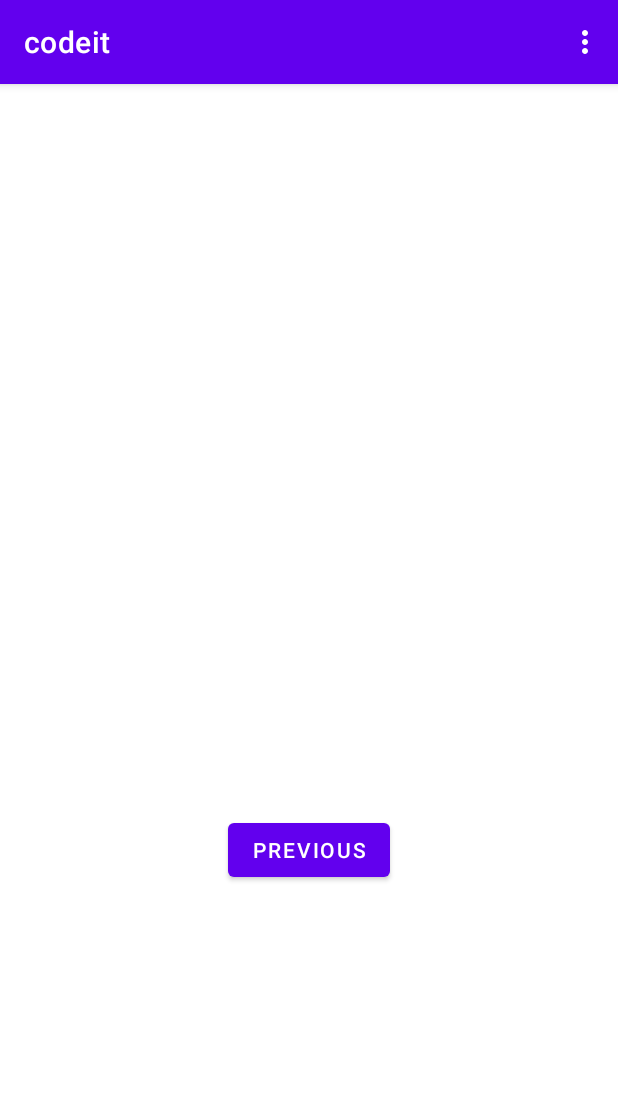
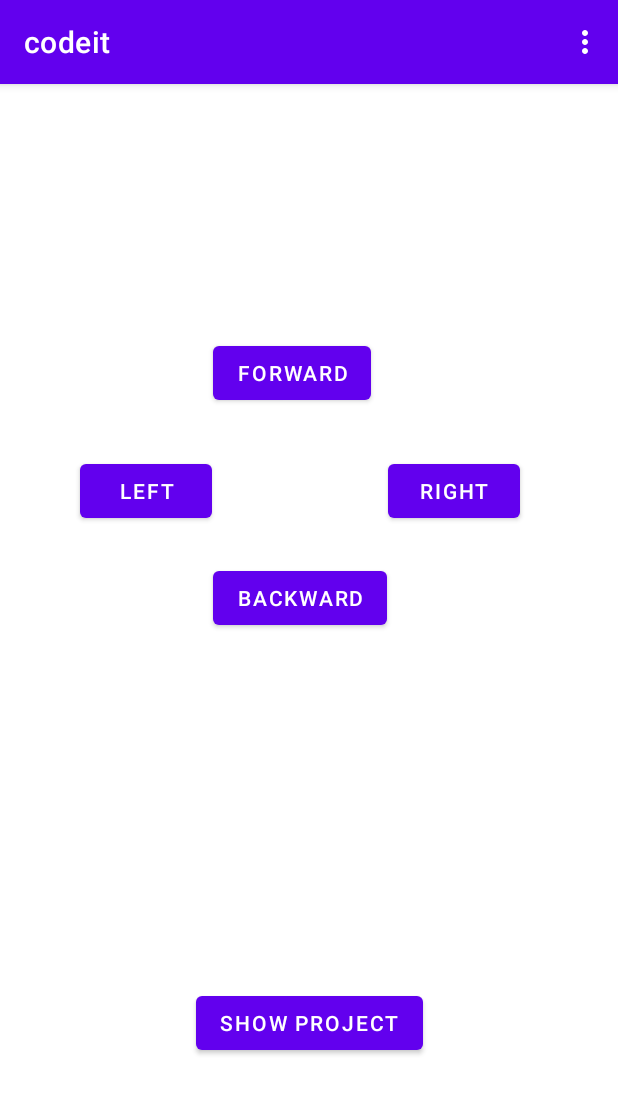
Before and after one commit to burapol-b/codeIT, an Android app: the screen it shows after launch (MainActivity), after a tap on "NEXT", on a phone screen of 412 x 824 dp. Shown: the top 1094 px of the screen. Run offline under Robolectric (Android 15) with nearby library versions, the phone set to English and light mode, and no system bars.

Commit message:
update page

```diff
--- /dev/null
+++ b/app/src/main/java/com/coe/project/codeit/CodingFragment.java
@@ -0,0 +1,62 @@
+package com.coe.project.codeit;
+
+import android.os.Bundle;
+import android.view.LayoutInflater;
+import android.view.View;
+import android.view.ViewGroup;
+
+import androidx.annotation.NonNull;
+import androidx.fragment.app.Fragment;
+import androidx.navigation.fragment.NavHostFragment;
+
+public class CodingFragment extends Fragment {
+
+    @Override
+    public View onCreateView(
+            LayoutInflater inflater, ViewGroup container,
+            Bundle savedInstanceState
+    ) {
+        // Inflate the layout for this fragment
+        return inflater.inflate(R.layout.coding_page, container, false);
+    }
+
+    public void onViewCreated(@NonNull View view, Bundle savedInstanceState) {
+        super.onViewCreated(view, savedInstanceState);
+
+        view.findViewById(R.id.moveforward_button).setOnClickListener(new View.OnClickListener() {
+            @Override
+            public void onClick(View view) {
+                System.out.println("Move Forward output from app");
+            }
+        });
+
+        view.findViewById(R.id.movebackward_button).setOnClickListener(new View.OnClickListener() {
+            @Override
+            public void onClick(View view) {
+                System.out.println("Move Backward output from app");
+            }
+        });
+
+        view.findViewById(R.id.moveleft_button).setOnClickListener(new View.OnClickListener() {
+            @Override
+            public void onClick(View view) {
+                System.out.println("Move Left output from app");
+            }
+        });
+
+        view.findViewById(R.id.moveright_button).setOnClickListener(new View.OnClickListener() {
+            @Override
+            public void onClick(View view) {
+                System.out.println("Move Right output from app");
+            }
+        });
+
+        view.findViewById(R.id.showproject_button).setOnClickListener(new View.OnClickListener() {
+            @Override
+            public void onClick(View view) {
+                NavHostFragment.findNavController(CodingFragment.this)
+                        .navigate(R.id.action_codingFragment_to_showProjectFragment);
+            }
+        });
+    }
+}
--- a/app/src/main/java/com/coe/project/codeit/FirstFragment.java
+++ b/app/src/main/java/com/coe/project/codeit/FirstFragment.java
@@ -27,7 +27,7 @@ public class FirstFragment extends Fragment {
             @Override
             public void onClick(View view) {
                 NavHostFragment.findNavController(FirstFragment.this)
-                        .navigate(R.id.action_FirstFragment_to_SecondFragment);
+                        .navigate(R.id.action_FirstFragment_to_codingFragment);
             }
         });
     }
--- a/app/src/main/java/com/coe/project/codeit/SecondFragment.java
+++ b/app/src/main/java/com/coe/project/codeit/ShowProjectFragment.java
@@ -9,7 +9,7 @@ import androidx.annotation.NonNull;
 import androidx.fragment.app.Fragment;
 import androidx.navigation.fragment.NavHostFragment;
 
-public class SecondFragment extends Fragment {
+public class ShowProjectFragment extends Fragment{
 
     @Override
     public View onCreateView(
@@ -17,18 +17,20 @@ public class SecondFragment extends Fragment {
             Bundle savedInstanceState
     ) {
         // Inflate the layout for this fragment
-        return inflater.inflate(R.layout.fragment_second, container, false);
+        return inflater.inflate(R.layout.showproject_page, container, false);
     }
 
     public void onViewCreated(@NonNull View view, Bundle savedInstanceState) {
         super.onViewCreated(view, savedInstanceState);
 
-        view.findViewById(R.id.button_second).setOnClickListener(new View.OnClickListener() {
+        /*
+        view.findViewById(R.id.button_third).setOnClickListener(new View.OnClickListener() {
             @Override
             public void onClick(View view) {
-                NavHostFragment.findNavController(SecondFragment.this)
-                        .navigate(R.id.action_SecondFragment_to_ThirdFragmen);
+                NavHostFragment.findNavController(ShowProjectFragment.this)
+                        .navigate(R.id.action_ThirdFragment_to_FirstFragment);
             }
-        });
+        });*/
+
     }
 }
--- a/app/src/main/res/layout/fragment_third.xml
+++ b/app/src/main/res/layout/coding_page.xml
@@ -4,76 +4,73 @@
     xmlns:tools="http://schemas.android.com/tools"
     android:layout_width="match_parent"
     android:layout_height="match_parent"
-    tools:context=".ThirdFragment">
+    tools:context=".CodingFragment">
 
     <TextView
-        android:id="@+id/textview_third"
+        android:id="@+id/CodingPage_textview"
         android:layout_width="wrap_content"
         android:layout_height="wrap_content"
-        app:layout_constraintBottom_toTopOf="@id/button_third"
         app:layout_constraintEnd_toEndOf="parent"
-        app:layout_constraintHorizontal_bias="0.498"
         app:layout_constraintStart_toStartOf="parent"
         app:layout_constraintTop_toTopOf="parent" />
 
     <Button
-        android:id="@+id/button_third"
+        android:id="@+id/moveforward_button"
         android:layout_width="wrap_content"
         android:layout_height="wrap_content"
-        android:text="@string/previous"
+        android:text="@string/move_forward"
+        app:layout_constraintBottom_toBottomOf="parent"
+        app:layout_constraintEnd_toEndOf="parent"
+        app:layout_constraintHorizontal_bias="0.462"
+        app:layout_constraintStart_toStartOf="parent"
+        app:layout_constraintTop_toBottomOf="@id/CodingPage_textview"
+        app:layout_constraintVertical_bias="0.213" />
+
+    <Button
+        android:id="@+id/movebackward_button"
+        android:layout_width="wrap_content"
+        android:layout_height="wrap_content"
+        android:text="@string/move_backward"
+        app:layout_constraintBottom_toBottomOf="parent"
+        app:layout_constraintEnd_toEndOf="parent"
+        app:layout_constraintHorizontal_bias="0.479"
+        app:layout_constraintStart_toStartOf="parent"
+        app:layout_constraintTop_toBottomOf="@id/CodingPage_textview"
+        app:layout_constraintVertical_bias="0.427" />
+
+    <Button
+        android:id="@+id/moveright_button"
+        android:layout_width="wrap_content"
+        android:layout_height="wrap_content"
+        android:text="@string/move_right"
+        app:layout_constraintBottom_toBottomOf="parent"
+        app:layout_constraintEnd_toEndOf="parent"
+        app:layout_constraintHorizontal_bias="0.798"
+        app:layout_constraintStart_toStartOf="parent"
+        app:layout_constraintTop_toBottomOf="@id/CodingPage_textview"
+        app:layout_constraintVertical_bias="0.325" />
+
+    <Button
+        android:id="@+id/moveleft_button"
+        android:layout_width="wrap_content"
+        android:layout_height="wrap_content"
+        android:text="@string/move_left"
+        app:layout_constraintBottom_toBottomOf="parent"
+        app:layout_constraintEnd_toEndOf="parent"
+        app:layout_constraintHorizontal_bias="0.164"
+        app:layout_constraintStart_toStartOf="parent"
+        app:layout_constraintTop_toBottomOf="@id/CodingPage_textview"
+        app:layout_constraintVertical_bias="0.325" />
+
+    <Button
+        android:id="@+id/showproject_button"
+        android:layout_width="wrap_content"
+        android:layout_height="wrap_content"
+        android:text="@string/showproject_button_text"
         app:layout_constraintBottom_toBottomOf="parent"
         app:layout_constraintEnd_toEndOf="parent"
         app:layout_constraintStart_toStartOf="parent"
-        app:layout_constraintTop_toBottomOf="@id/textview_third" />
-
-    <Button
-        android:id="@+id/button_ON"
-        android:layout_width="wrap_content"
-        android:layout_height="wrap_content"
-        android:text="ON"
-        app:layout_constraintBottom_toBottomOf="parent"
-        app:layout_constraintEnd_toEndOf="parent"
-        app:layout_constraintHorizontal_bias="0.099"
-        app:layout_constraintStart_toStartOf="parent"
-        app:layout_constraintTop_toBottomOf="@id/textview_third"
-        app:layout_constraintVertical_bias="0.0" />
-
-    <Button
-        android:id="@+id/button_OFF"
-        android:layout_width="wrap_content"
-        android:layout_height="wrap_content"
-        android:text="OFF"
-        app:layout_constraintBottom_toBottomOf="parent"
-        app:layout_constraintEnd_toEndOf="parent"
-        app:layout_constraintHorizontal_bias="0.95"
-        app:layout_constraintStart_toStartOf="parent"
-        app:layout_constraintTop_toBottomOf="@id/textview_third"
-        app:layout_constraintVertical_bias="0.002" />
-
-    <ImageView
-        android:id="@+id/off_bulb"
-        android:layout_width="207dp"
-        android:layout_height="463dp"
-        android:src="@drawable/off"
-        android:visibility="visible"
-        tools:layout_editor_absoluteX="100dp"
-        tools:layout_editor_absoluteY="134dp"
-        app:layout_constraintBottom_toBottomOf="parent"
-        app:layout_constraintEnd_toEndOf="parent"
-        app:layout_constraintStart_toStartOf="parent"
-        app:layout_constraintTop_toBottomOf="@id/textview_third"/>
-
-    <ImageView
-        android:id="@+id/on_bulb"
-        android:layout_width="209dp"
-        android:layout_height="510dp"
-        android:src="@drawable/on"
-        android:visibility="invisible"
-        app:layout_constraintBottom_toBottomOf="parent"
-        app:layout_constraintEnd_toEndOf="parent"
-        app:layout_constraintHorizontal_bias="0.5"
-        app:layout_constraintStart_toStartOf="parent"
-        app:layout_constraintTop_toBottomOf="@id/textview_third"
-        app:layout_constraintVertical_bias="0.7" />
+        app:layout_constraintTop_toBottomOf="@id/CodingPage_textview"
+        app:layout_constraintVertical_bias="0.832" />
 
 </androidx.constraintlayout.widget.ConstraintLayout>
--- a/app/src/main/res/layout/fragment_second.xml
+++ /dev/null
@@ -1,27 +0,0 @@
-<?xml version="1.0" encoding="utf-8"?>
-<androidx.constraintlayout.widget.ConstraintLayout xmlns:android="http://schemas.android.com/apk/res/android"
-    xmlns:app="http://schemas.android.com/apk/res-auto"
-    xmlns:tools="http://schemas.android.com/tools"
-    android:layout_width="match_parent"
-    android:layout_height="match_parent"
-    tools:context=".SecondFragment">
-
-    <TextView
-        android:id="@+id/textview_second"
-        android:layout_width="wrap_content"
-        android:layout_height="wrap_content"
-        app:layout_constraintBottom_toTopOf="@id/button_second"
-        app:layout_constraintEnd_toEndOf="parent"
-        app:layout_constraintStart_toStartOf="parent"
-        app:layout_constraintTop_toTopOf="parent" />
-
-    <Button
-        android:id="@+id/button_second"
-        android:layout_width="wrap_content"
-        android:layout_height="wrap_content"
-        android:text="@string/previous"
-        app:layout_constraintBottom_toBottomOf="parent"
-        app:layout_constraintEnd_toEndOf="parent"
-        app:layout_constraintStart_toStartOf="parent"
-        app:layout_constraintTop_toBottomOf="@id/textview_second" />
-</androidx.constraintlayout.widget.ConstraintLayout>
--- a/app/src/main/res/navigation/nav_graph.xml
+++ b/app/src/main/res/navigation/nav_graph.xml
@@ -10,30 +10,28 @@
         android:name="com.coe.project.codeit.FirstFragment"
         android:label="@string/first_fragment_label"
         tools:layout="@layout/fragment_first">
-
         <action
-            android:id="@+id/action_FirstFragment_to_SecondFragment"
-            app:destination="@id/SecondFragment" />
+            android:id="@+id/action_FirstFragment_to_codingFragment"
+            app:destination="@id/codingFragment" />
     </fragment>
 
     <fragment
-        android:id="@+id/SecondFragment"
-        android:name="com.coe.project.codeit.SecondFragment"
-        android:label="@string/second_fragment_label"
-        tools:layout="@layout/fragment_second">
-
+        android:id="@+id/codingFragment"
+        android:name="com.coe.project.codeit.CodingFragment"
+        android:label="CodingPage"
+        tools:layout="@layout/CodingPage" >
         <action
-            android:id="@+id/action_SecondFragment_to_ThirdFragmen"
-            app:destination="@id/ThirdFragmen" />
+            android:id="@+id/action_codingFragment_to_showProjectFragment"
+            app:destination="@id/showProjectFragment" />
     </fragment>
 
     <fragment
-        android:id="@+id/ThirdFragmen"
-        android:name="com.coe.project.codeit.ThirdFragment"
-        android:label="fragment_third"
-        tools:layout="@layout/fragment_third" >
+        android:id="@+id/showProjectFragment"
+        android:name="com.coe.project.codeit.ShowProjectFragment"
+        android:label="ShowProjectPage"
+        tools:layout="@layout/ShowProjectPage" >
         <action
-            android:id="@+id/action_ThirdFragment_to_FirstFragment"
+            android:id="@+id/action_showProjectFragment_to_FirstFragment"
             app:destination="@id/FirstFragment" />
     </fragment>
 
--- a/app/src/main/res/values/strings.xml
+++ b/app/src/main/res/values/strings.xml
@@ -7,6 +7,15 @@
     <string name="next">Next</string>
     <string name="previous">Previous</string>
 
+    <string name="move_forward">Forward</string>
+    <string name="move_backward">Backward</string>
+    <string name="move_left">Left</string>
+    <string name="move_right">Right</string>
+    <string name="showproject_button_text">SHOW PROJECT</string>
+
     <string name="hello_first_fragment">Hello first fragment</string>
     <string name="hello_second_fragment">Hello second fragment. Arg: %1$s</string>
+
+    <string name="showproject_header">SHOW PROJECT</string>
+
 </resources>
```
Also changed, not shown: app/src/main/java/com/coe/project/codeit/ThirdFragment.java (deleted, +0 -51 lines), app/src/main/res/layout/showproject_page.xml (added, +43 -0 lines), app/src/main/res/drawable/off.jpg (deleted), app/src/main/res/drawable/on.jpg (deleted), app/src/main/res/images/off.jpg (deleted), app/src/main/res/images/on.jpg (deleted), 1 other file.
